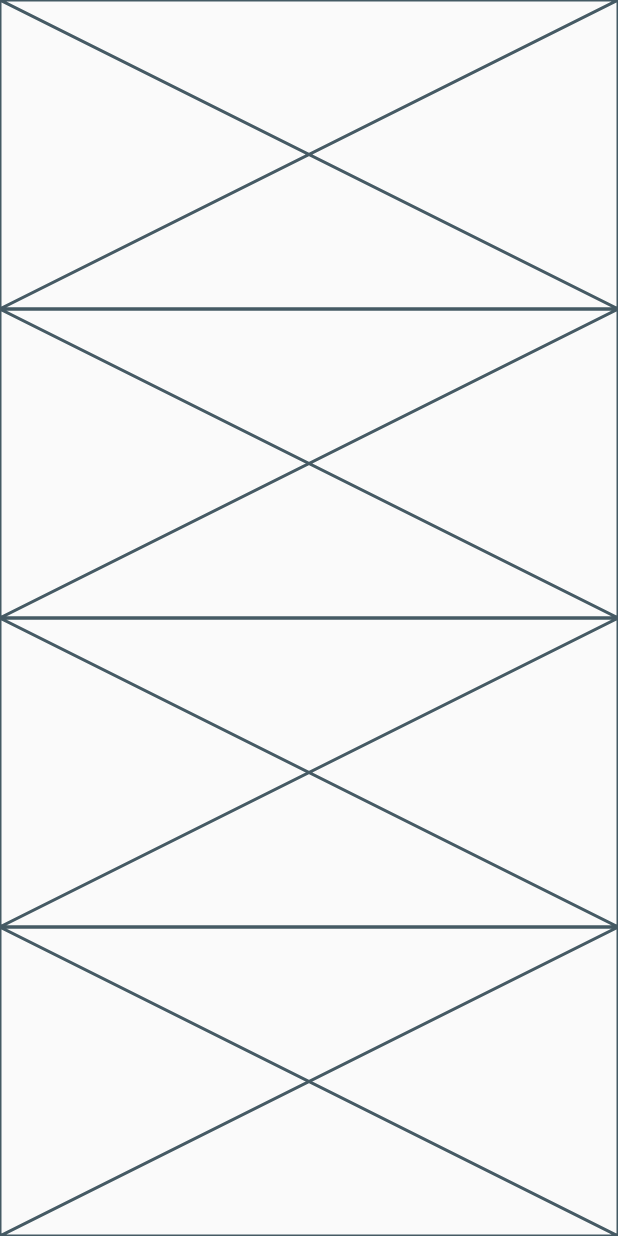
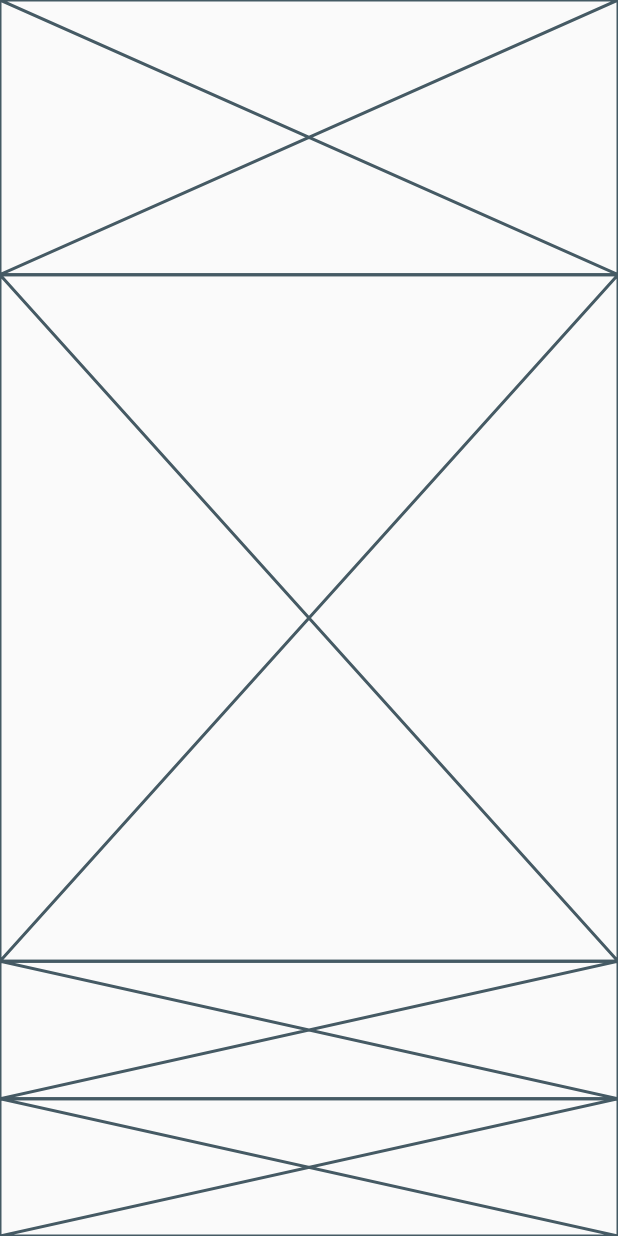
Before and after one commit to JAICHANGPARK/flutter_notebook_11th_story, a Flutter app: the screen it shows after launch, item 2 of the bottom bar chosen, on a phone screen of 412 x 824 dp. Run offline on Flutter 3.47's test engine with Material 2 defaults, Android fonts, the phone set to English and light mode, and no system bars; our stand-ins replace backdrop, badges, flutter_inner_drawer, flutter_slidable, flutter_swiper, google_fonts; network calls fail.

Commit message:
Update food_order_page.dart

```diff
--- a/lib/ep744_food_app/ui/food_order_page.dart
+++ b/lib/ep744_food_app/ui/food_order_page.dart
@@ -12,8 +12,11 @@ class _FoodOrderPageState extends State<FoodOrderPage> {
       body: SafeArea(
         child: Column(
           children: [
-            Expanded(child: Placeholder()),
-            Expanded(child: Placeholder()),
+            Expanded(
+                flex: 2,
+                child: Placeholder()),
+            Expanded(
+                flex: 5,child: Placeholder()),
             Expanded(child: Placeholder()),
             Expanded(child: Placeholder()),
 
```
